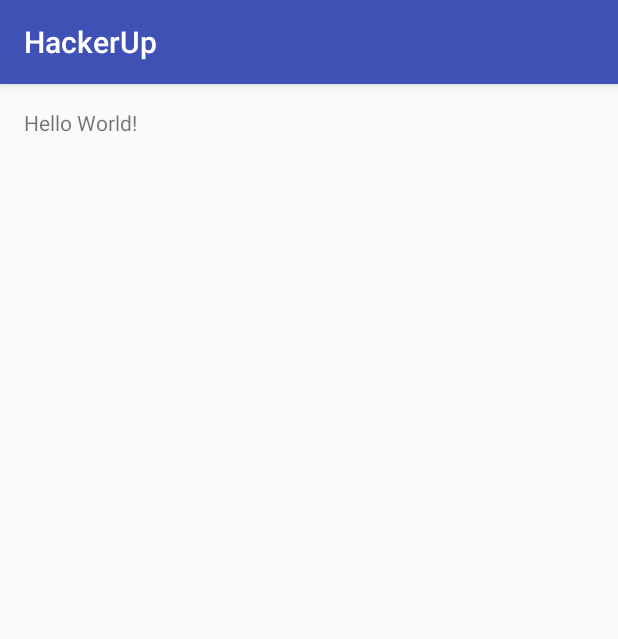
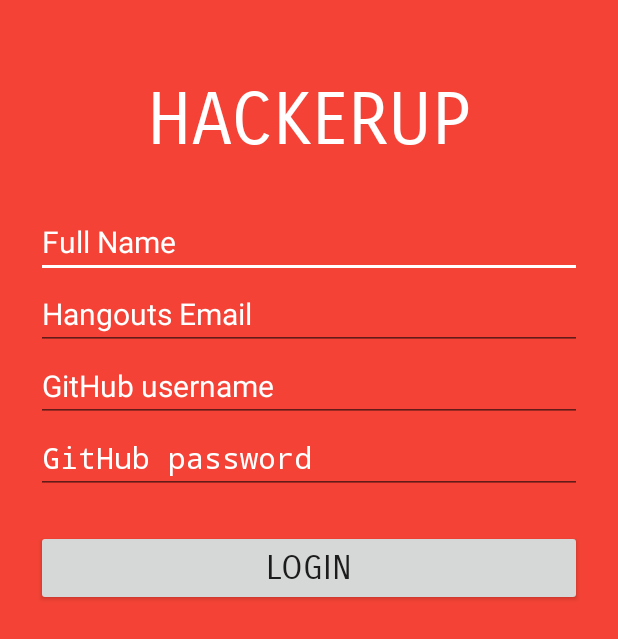
Before and after one commit to ZetaPhase/HackerUp, an Android app: the screen it shows after launch (MainActivity before the commit, LoginActivity after it), on a phone screen of 412 x 824 dp. Shown: the top 639 px of the screen. Run offline under Robolectric (Android 15) with nearby library versions, the phone set to English and light mode, and no system bars.

Commit message:
finish splash screen and base of login activity

```diff
--- /dev/null
+++ b/app/android/HackerUp/app/src/main/java/io/zetaphase/hackerup/SplashScreen.java
@@ -0,0 +1,31 @@
+package io.zetaphase.hackerup;
+
+import android.app.Activity;
+import android.content.Intent;
+import android.os.Bundle;
+import android.os.Handler;
+
+/**
+ * Created by Dave Ho on 3/14/2017.
+ */
+
+public class SplashScreen extends Activity{
+
+    private static int SPLASH_TIME_OUT = 3000;
+
+    @Override
+    protected void onCreate(Bundle savedInstanceState) {
+        super.onCreate(savedInstanceState);
+        setContentView(R.layout.splash_screen);
+
+        new Handler().postDelayed(new Runnable() {
+
+            @Override
+            public void run() {
+                Intent i = new Intent(SplashScreen.this, LoginActivity.class);
+                startActivity(i);
+                finish();
+            }
+        }, SPLASH_TIME_OUT);
+    }
+}
--- /dev/null
+++ b/app/android/HackerUp/app/src/main/res/layout/activity_login.xml
@@ -0,0 +1,85 @@
+<?xml version="1.0" encoding="utf-8"?>
+<RelativeLayout xmlns:android="http://schemas.android.com/apk/res/android"
+    android:orientation="vertical" android:layout_width="match_parent"
+    android:layout_height="match_parent"
+    android:background="@color/colorPrimary">
+
+    <TextView
+        android:text="HACKERUP"
+        android:layout_width="wrap_content"
+        android:layout_height="wrap_content"
+        android:id="@+id/textView2"
+        android:textSize="48sp"
+        android:fontFamily="sans-serif-smallcaps"
+        android:textColor="@android:color/white"
+        android:layout_alignParentTop="true"
+        android:layout_centerHorizontal="true"
+        android:layout_marginTop="51dp" />
+
+    <LinearLayout
+        android:orientation="vertical"
+        android:layout_width="match_parent"
+        android:layout_height="wrap_content"
+        android:paddingTop="56dp"
+        android:paddingLeft="24dp"
+        android:paddingRight="24dp"
+        android:layout_alignTop="@+id/textView2"
+        android:layout_alignParentLeft="true"
+        android:layout_alignParentStart="true"
+        android:layout_marginTop="30dp">
+
+        <!-- Name Label -->
+        <EditText android:id="@+id/loginName"
+            android:layout_width="match_parent"
+            android:layout_height="wrap_content"
+            android:inputType="textPersonName"
+            android:hint="Full Name"
+            android:textColor="@android:color/white"
+            android:textSize="20sp"
+            android:textColorHint="@android:color/white"/>
+
+        <!-- Email Label -->
+        <EditText android:id="@+id/loginHangoutsEmail"
+            android:layout_width="match_parent"
+            android:layout_height="wrap_content"
+            android:inputType="textEmailAddress"
+            android:hint="Hangouts Email"
+            android:textColor="@android:color/white"
+            android:textSize="20sp"
+            android:textColorHint="@android:color/white"/>
+
+        <!-- Password Label -->
+        <EditText android:id="@+id/loginUsername"
+            android:layout_width="match_parent"
+            android:layout_height="wrap_content"
+            android:inputType="text"
+            android:hint="GitHub username"
+            android:textColor="@android:color/white"
+            android:textSize="20sp"
+            android:textColorHint="@android:color/white"/>
+
+        <!-- Password Label -->
+        <EditText android:id="@+id/loginPassword"
+            android:layout_width="match_parent"
+            android:layout_height="wrap_content"
+            android:inputType="textPassword"
+            android:hint="GitHub password"
+            android:textColor="@android:color/white"
+            android:textSize="20sp"
+            android:textColorHint="@android:color/white"/>
+
+        <Button
+            android:id="@+id/btn_login"
+            android:layout_width="fill_parent"
+            android:layout_height="wrap_content"
+            android:layout_marginTop="24dp"
+            android:layout_marginBottom="24dp"
+            android:padding="12dp"
+            android:text="Login"
+            android:textSize="22sp"
+            android:fontFamily="sans-serif-smallcaps" />
+
+
+    </LinearLayout>
+
+</RelativeLayout>
--- a/app/android/HackerUp/app/src/main/res/values/colors.xml
+++ b/app/android/HackerUp/app/src/main/res/values/colors.xml
@@ -1,6 +1,11 @@
 <?xml version="1.0" encoding="utf-8"?>
 <resources>
-    <color name="colorPrimary">#3F51B5</color>
-    <color name="colorPrimaryDark">#303F9F</color>
-    <color name="colorAccent">#FF4081</color>
+    <color name="colorPrimary">#F44336</color>
+    <color name="colorPrimaryDark">#D32F2F</color>
+    <color name="colorPrimaryLight">#FFCDD2</color>
+    <color name="colorAccent">#FFFFFF</color>
+    <color name="colorPrimaryText">#212121</color>
+    <color name="colorSecondaryText">#757575</color>
+    <color name="colorIcons">#FFFFFF</color>
+    <color name="colorDivider">#BDBDBD</color>
 </resources>
```
Also changed, not shown: app/android/HackerUp/app/src/main/AndroidManifest.xml (+11 -1 lines), app/android/HackerUp/app/src/main/java/io/zetaphase/hackerup/LoginActivity.java (added, +143 -0 lines), app/android/HackerUp/app/src/main/res/layout/splash_screen.xml (added, +43 -0 lines), app/android/HackerUp/app/src/main/res/values/colors_red_deep_purple.xml (added, +11 -0 lines).
